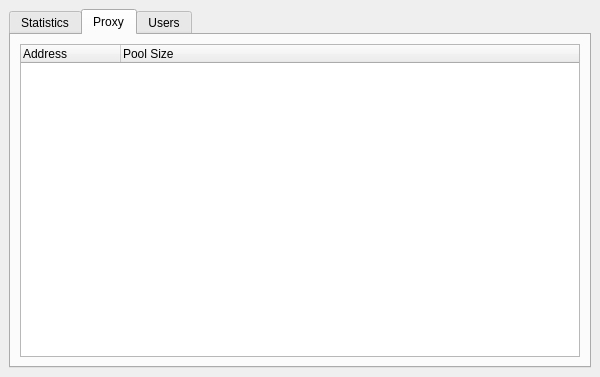
Qt form source/router/manager/main_window.ui (dchapyshev/aspia) before a commit.
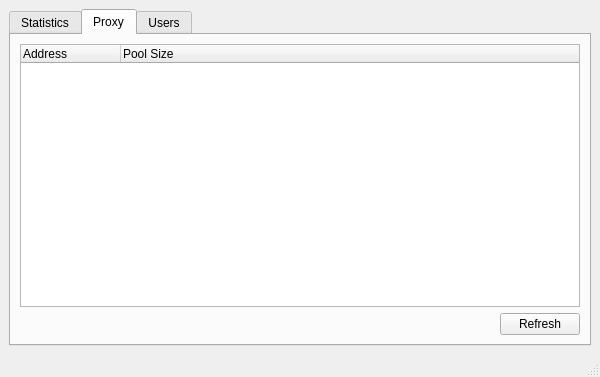
The same form after that commit. The open tabs and pages were chosen to show the change. Icons and pictures are not drawn.

Commit message: Partially implemented MainWindow class.

Diff of the .ui file:
```diff
--- a/source/router/manager/main_window.ui
+++ b/source/router/manager/main_window.ui
@@ -121,6 +121,30 @@
           </column>
          </widget>
         </item>
+        <item>
+         <layout class="QHBoxLayout" name="horizontalLayout_3">
+          <item>
+           <spacer name="horizontalSpacer_2">
+            <property name="orientation">
+             <enum>Qt::Horizontal</enum>
+            </property>
+            <property name="sizeHint" stdset="0">
+             <size>
+              <width>40</width>
+              <height>20</height>
+             </size>
+            </property>
+           </spacer>
+          </item>
+          <item>
+           <widget class="QPushButton" name="button_refresh_proxy">
+            <property name="text">
+             <string>Refresh</string>
+            </property>
+           </widget>
+          </item>
+         </layout>
+        </item>
        </layout>
       </widget>
       <widget class="QWidget" name="tab_users">
@@ -198,6 +222,7 @@
     </item>
    </layout>
   </widget>
+  <widget class="QStatusBar" name="statusbar"/>
  </widget>
  <resources>
   <include location="resources/router_manager.qrc"/>
```
Left out of the diff: 35 changed lines with no effect on the pictures. The commit also changes 15 other files.
